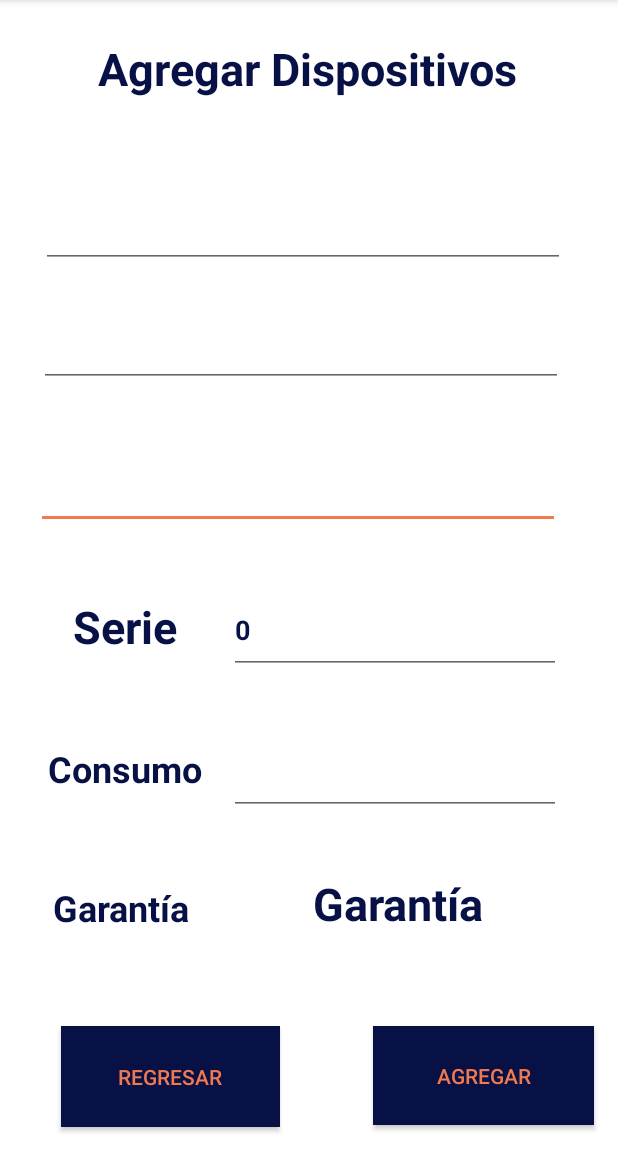
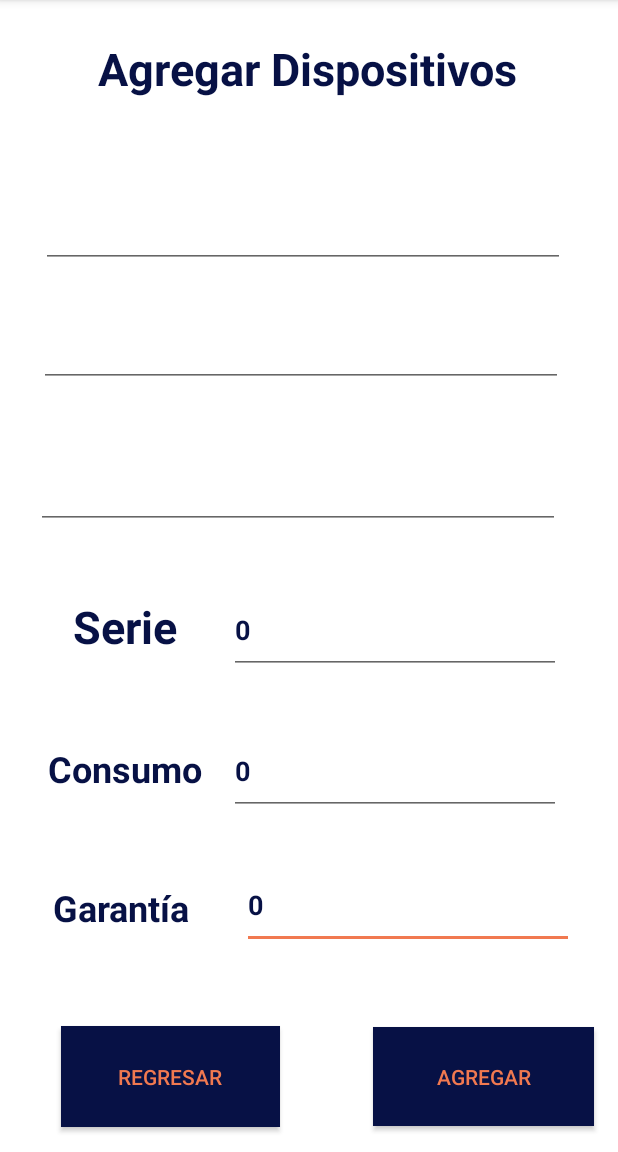
Before and after one commit to ErickCR12/SmartHomeTEC, an Android app: the Gestion_Dispositivos screen opened directly, with no data from a screen before it, after a tap on "AGREGAR", on a phone screen of 412 x 824 dp, the part 84-1236 px from its top. Run offline under Robolectric (Android 15) with nearby library versions, the phone set to English and light mode, and no system bars; our stand-ins replace Volley; 3 statements that could not run were skipped.

Commit message:
Arreglo de bugs en app móvil

```diff
--- a/App/app/src/main/java/com/example/app/DataBase/Historial.kt
+++ b/App/app/src/main/java/com/example/app/DataBase/Historial.kt
@@ -1,15 +1,17 @@
 package com.example.app.DataBase
 
 import android.content.ContentValues
+import java.time.LocalDateTime
 
-class Historial (var dispositivo: String, var tiempo: Int, var fecha: String) {
+class Historial (var dispositivo: String, var tiempo: Int, var fecha: LocalDateTime, var estado: Boolean) {
 
         fun toContentValues(): ContentValues?{
             val values = ContentValues()
 
             values.put(HistorialDB.RegistroHistorial.DISPOSITIVO, dispositivo)
             values.put(HistorialDB.RegistroHistorial.TIEMPO, tiempo)
-            values.put(HistorialDB.RegistroHistorial.FECHA, fecha)
+            values.put(HistorialDB.RegistroHistorial.FECHA, fecha.toString())
+            values.put(HistorialDB.RegistroHistorial.ESTADO, estado)
 
             return  values
         }
--- a/App/app/src/main/java/com/example/app/DataBase/HistorialDB.java
+++ b/App/app/src/main/java/com/example/app/DataBase/HistorialDB.java
@@ -11,6 +11,7 @@ class HistorialDB {
         public static final String DISPOSITIVO = "nombreDispositivo";
         public static final String TIEMPO = "tiempo";
         public static final String FECHA = "fecha";
+        public static final String ESTADO = "estado";
 
 
 
--- a/App/app/src/main/java/com/example/app/DataBase/HistorialDBHelper.java
+++ b/App/app/src/main/java/com/example/app/DataBase/HistorialDBHelper.java
@@ -8,6 +8,7 @@ import android.os.Build;
 
 import androidx.annotation.RequiresApi;
 
+import java.time.LocalDateTime;
 import java.util.ArrayList;
 import java.util.List;
 
@@ -32,6 +33,7 @@ public class HistorialDBHelper extends SQLiteOpenHelper {
                 + HistorialDB.RegistroHistorial.DISPOSITIVO + " TEXT NOT NULL,"
                 + HistorialDB.RegistroHistorial.TIEMPO + " TEXT NOT NULL,"
                 + HistorialDB.RegistroHistorial.FECHA + " TEXT NOT NULL,"
+                + HistorialDB.RegistroHistorial.ESTADO + "BOOLEAN NOT NULL,"
                 + "UNIQUE (" + HistorialDB.RegistroHistorial.TIEMPO+ "))"
         );
     }
@@ -59,7 +61,8 @@ public class HistorialDBHelper extends SQLiteOpenHelper {
                         cursor.getString(cursor.getColumnIndex("nombreDispositivo")),
                         cursor.getInt(cursor.getColumnIndex("tiempo")),
                         //Dispositivo
-                        cursor.getString(cursor.getColumnIndex("fecha"))
+                        LocalDateTime.parse(cursor.getString(cursor.getColumnIndex("fecha"))),
+                        Boolean.valueOf(cursor.getString(cursor.getColumnIndex("estado")))
                 );
                 lista.add(historial);
             }while (cursor.moveToNext());
--- a/App/app/src/main/java/com/example/app/Funciones_Pantallas/Gestion_Dispositivos.kt
+++ b/App/app/src/main/java/com/example/app/Funciones_Pantallas/Gestion_Dispositivos.kt
@@ -7,10 +7,15 @@ import android.widget.EditText
 import android.widget.TextView
 import android.widget.Toast
 import androidx.appcompat.app.AppCompatActivity
+import com.android.volley.Request
+import com.android.volley.toolbox.JsonObjectRequest
+import com.android.volley.toolbox.Volley
 import com.example.app.DataBase.Registro
 import com.example.app.DataBase.RegistroDBHelper
 import com.example.app.R
 import kotlinx.android.synthetic.main.dispositivos.*
+import org.json.JSONObject
+import java.util.ArrayList
 
 
 class Gestion_Dispositivos: AppCompatActivity() {
@@ -23,6 +28,8 @@ class Gestion_Dispositivos: AppCompatActivity() {
     val consumo_registrados = arrayListOf<String>()
     val garantias_registrados = arrayListOf<String>()
 
+    val dispostivos_del_server = arrayListOf<String>()
+
     override fun onCreate(savedInstanceState: Bundle?) {
         super.onCreate(savedInstanceState)
         setContentView(R.layout.dispositivos)
@@ -30,7 +37,13 @@ class Gestion_Dispositivos: AppCompatActivity() {
         //Se recibe la información de los aposentos registrados de al ventana anterior
         val intent = getIntent()
         val aposentos_re = intent.getStringArrayListExtra("aposentos")
-        /** FALTA UNA VARIABLE PARA RECIBIR LA GARANTÍA*/
+
+        val usuario_re = aposentos_re.get(aposentos_re.size - 1 )
+
+        val url = "http://192.168.1.3/API_Service/api/devices/"
+
+        //val tomar_dispositivos = Dispositivos(url, dispostivos_del_server, usuario_re)
+
 
         //Variables para recibir los datos de entrada de los dispositivos y sus características
         val disp_nombre = findViewById<EditText>(R.id.txtdispsotivo) as EditText
@@ -38,6 +51,7 @@ class Gestion_Dispositivos: AppCompatActivity() {
         val disp_marca = findViewById<EditText>(R.id.txtmarca) as EditText
         val disp_serie = findViewById<EditText>(R.id.txtseries) as EditText
         val disp_consumo = findViewById<EditText>(R.id.txtconsumo) as EditText
+        val disp_gatantia = findViewById<EditText>(R.id.txtgarantia) as EditText
 
         btnagregadis.setOnClickListener {
 
@@ -47,6 +61,7 @@ class Gestion_Dispositivos: AppCompatActivity() {
             val disp_marca_ing = disp_marca.text.toString()
             val disp_serie_ing = disp_serie.text.toString()
             val disp_consumo_ing = disp_consumo.text.toString()
+            val disp_garantia_ing = disp_gatantia.text.toString()
 
             //Se agregan a un array para su control y gestión
              dispositivos_registrados.add(disp_nombre_ing)
@@ -60,7 +75,8 @@ class Gestion_Dispositivos: AppCompatActivity() {
             disp_tipo.setText("")
             disp_marca.setText("")
             disp_serie.setText("0")
-            disp_consumo.setText("")
+            disp_consumo.setText("0")
+            disp_gatantia.setText("0")
 
             //Esta sección de códgio sireve para mostrar la información de fecha y hora
             val calendario:java.util.Calendar = java.util.Calendar.getInstance()
@@ -71,7 +87,10 @@ class Gestion_Dispositivos: AppCompatActivity() {
             val ano = calendario.get(java.util.Calendar.YEAR)
 
             /** AQUÍ SE TENDRÍA QUE RECIBIR EL MES DE GARANTÍA QUE VIENE DEL API PARA HACER EL CÁLCULO*/
-            val garantia = mes + 1
+            val garantia = mes + disp_garantia_ing.toInt()
+
+            //Se muestra la garantía del dispositivo como un Toast
+            Toast.makeText(this, "Garantía $garantia", Toast.LENGTH_LONG).show()
 
             //BASES DE DATOS
 
@@ -80,7 +99,7 @@ class Gestion_Dispositivos: AppCompatActivity() {
             baseDatos.crearRegistro(
                     baseDatos.readableDatabase, Registro(
                         0,
-                        "Joshua",
+                        usuario_re,
                         disp_nombre_ing,
                         //disp_tipo_ing,
                         disp_marca_ing,
@@ -94,7 +113,7 @@ class Gestion_Dispositivos: AppCompatActivity() {
 
             val intent = Intent(this, Menu::class.java)
 
-            dispositivos_registrados.add("*")
+            dispositivos_registrados.add("*$usuario_re")
 
             for (registro in 0 until aposentos_re.size) {
                 dispositivos_registrados.add(aposentos_re[registro])
@@ -111,4 +130,27 @@ class Gestion_Dispositivos: AppCompatActivity() {
 
         }
     }
+
+    private fun Dispositivos(url: String, dispositivo: ArrayList<String>, usuario:String) : ArrayList<String> {
+
+        val queue = Volley.newRequestQueue(this)
+        val jsonObject = JSONObject()
+
+        jsonObject.put("username",usuario)
+
+        //Validaciones para continuar en la aplicación
+
+        val stringRequest = JsonObjectRequest(Request.Method.POST,
+                url, jsonObject, { response ->
+
+            for (i in 0 until (response.length())) {
+                val disp = response.get("device_type_name")
+                dispositivo.add(disp.toString())
+           }
+        },
+            {
+                Toast.makeText(this,it.toString(), Toast.LENGTH_LONG).show()})
+         queue.add(stringRequest)
+         return dispositivo
+    }
 }
--- a/App/app/src/main/java/com/example/app/Funciones_Pantallas/Menu.kt
+++ b/App/app/src/main/java/com/example/app/Funciones_Pantallas/Menu.kt
@@ -20,14 +20,14 @@ class Menu: AppCompatActivity() {
         var dispositivos_informacion = intent.getStringArrayListExtra("dispositivos")
         var vinculaciones = intent.getStringArrayListExtra("vinculados")
 
-
         btnmenu.setOnClickListener {
-            startActivity(Intent(this, Gestion_Aposentos::class.java))
+            val intentt = Intent(this, Gestion_Aposentos::class.java)
+            intentt.putExtra("usuario", usuario)
+            startActivity(intentt)
         }
 
         btnmenu1.setOnClickListener {
             val intent2 = Intent(this, Gestion_Dispositivos::class.java)
-            intent2.putExtra("usuario", usuario)
             intent2.putExtra("aposentos", aposentos_informacion)
             startActivity(intent2)
         }
--- a/App/app/src/main/res/layout/dispositivos.xml
+++ b/App/app/src/main/res/layout/dispositivos.xml
@@ -5,6 +5,21 @@
     android:layout_width="match_parent"
     android:layout_height="match_parent"
     android:background="#FFFFFF">
+
+    <EditText
+        android:id="@+id/txtgarantia"
+        android:layout_width="221dp"
+        android:layout_height="58dp"
+        android:ems="10"
+        android:inputType="number"
+        android:textColor="#FF071145"
+        android:textStyle="bold"
+        app:layout_constraintBottom_toBottomOf="parent"
+        app:layout_constraintEnd_toEndOf="parent"
+        app:layout_constraintHorizontal_bias="0.847"
+        app:layout_constraintStart_toStartOf="parent"
+        app:layout_constraintTop_toTopOf="parent"
+        app:layout_constraintVertical_bias="0.809" />
 
     <EditText
         android:id="@+id/txtmarca"
@@ -34,7 +49,7 @@
         app:layout_constraintHorizontal_bias="0.939"
         app:layout_constraintStart_toStartOf="parent"
         app:layout_constraintTop_toTopOf="parent"
-        app:layout_constraintVertical_bias="0.974" />
+        app:layout_constraintVertical_bias="0.975" />
 
     <Button
         android:id="@+id/btnsiguiente"
@@ -96,22 +111,6 @@
         app:layout_constraintRight_toRightOf="parent"
         app:layout_constraintTop_toTopOf="parent"
         app:layout_constraintVertical_bias="0.024" />
-
-    <TextView
-        android:id="@+id/lblmostrar_g"
-        android:layout_width="217dp"
-        android:layout_height="51dp"
-        android:gravity="clip_horizontal|center_horizontal|center_vertical"
-        android:text="Garantía"
-        android:textColor="#FF071145"
-        android:textSize="30sp"
-        android:textStyle="bold"
-        app:layout_constraintBottom_toBottomOf="parent"
-        app:layout_constraintHorizontal_bias="0.804"
-        app:layout_constraintLeft_toLeftOf="parent"
-        app:layout_constraintRight_toRightOf="parent"
-        app:layout_constraintTop_toTopOf="parent"
-        app:layout_constraintVertical_bias="0.805" />
 
     <EditText
         android:id="@+id/txtseries"
```
Also changed, not shown: App/app/src/main/java/com/example/app/Especiales/Platillo.kt (added, +9 -0 lines), App/app/src/main/java/com/example/app/Especiales/SeleccionFecha.kt (added, +40 -0 lines), App/app/src/main/java/com/example/app/Funciones_Pantallas/Control.kt (+8 -0 lines), App/app/src/main/java/com/example/app/Funciones_Pantallas/Gestion_Aposentos.kt (+9 -4 lines), App/app/src/main/java/com/example/app/Funciones_Pantallas/MainActivity.kt (+23 -7 lines).
